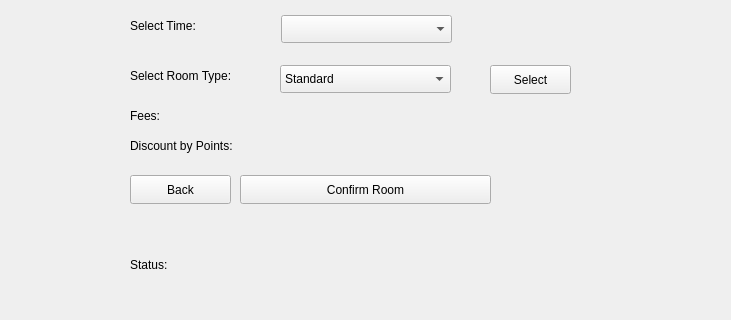
This is bookroomwindow.ui in KirolousFouty/Hospital_Project as Qt 5 draws it before an edit; both pictures show x 0 to 731 and y 245 to 565 of the 731 by 565 pixel window. The edited form follows.
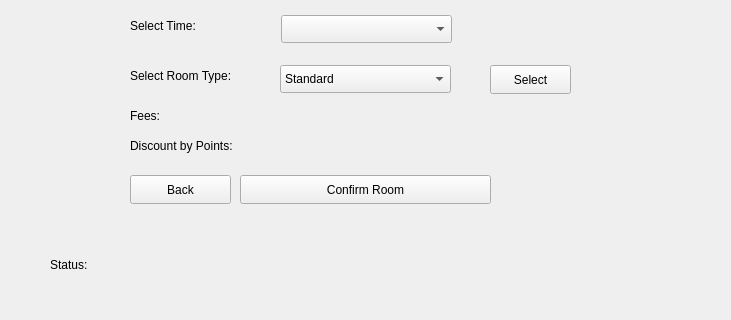
This is the edited form.

```diff
--- a/bookroomwindow.ui
+++ b/bookroomwindow.ui
@@ -149,9 +149,9 @@
   <widget class="QLabel" name="statusTitle">
    <property name="geometry">
     <rect>
-     <x>130</x>
+     <x>50</x>
      <y>500</y>
-     <width>581</width>
+     <width>661</width>
      <height>20</height>
     </rect>
    </property>
```
